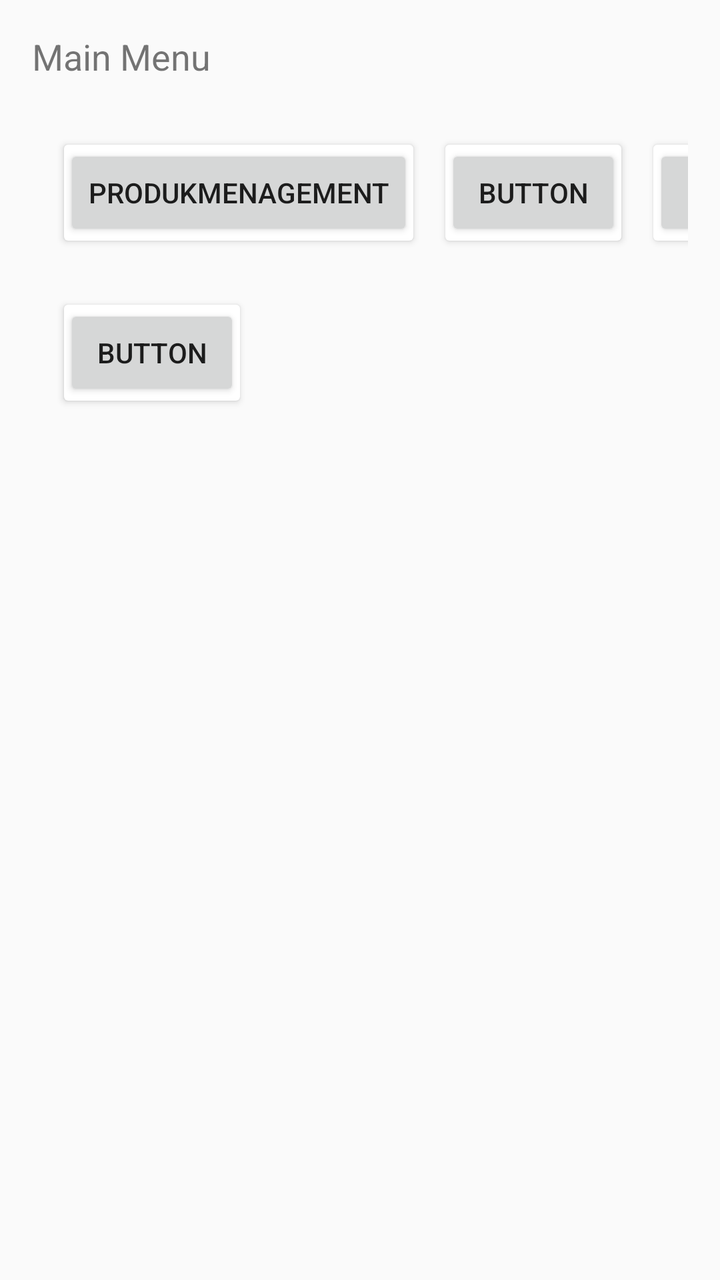
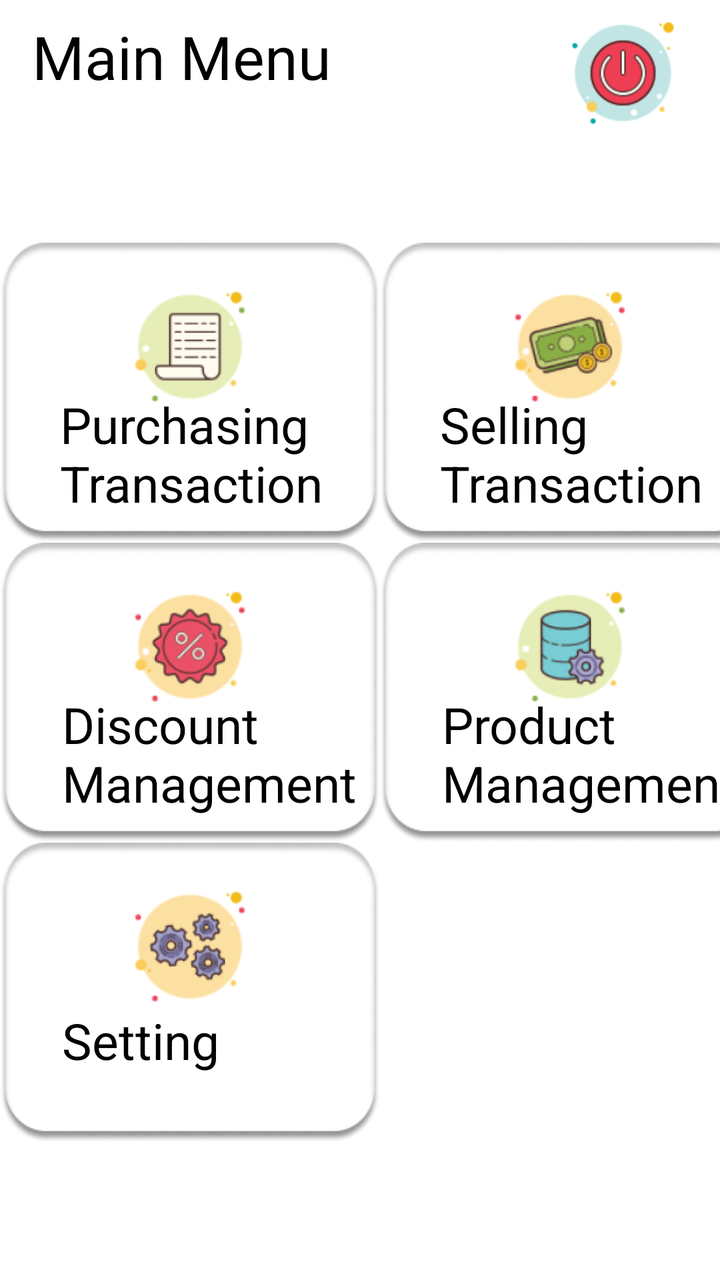

An Android layout rendered at two revisions. The XML below is the earlier revision; the diff shows what the commit changed to produce the second picture.
<!-- AndroidManifest.xml: application theme AppTheme -->
<!-- res/layout/activity_main__menu.xml -->
<?xml version="1.0" encoding="utf-8"?>
<androidx.constraintlayout.widget.ConstraintLayout xmlns:android="http://schemas.android.com/apk/res/android"
    xmlns:app="http://schemas.android.com/apk/res-auto"
    xmlns:tools="http://schemas.android.com/tools"
    android:layout_width="match_parent"
    android:layout_height="match_parent"
    tools:context=".activities.Main_Menu">


    <TextView
        android:id="@+id/textViewMainMenu"
        android:layout_width="wrap_content"
        android:layout_height="wrap_content"
        android:layout_marginStart="16dp"
        android:layout_marginLeft="16dp"
        android:layout_marginTop="16dp"
        android:text="Main Menu"
        android:textSize="18sp"
        app:layout_constraintStart_toStartOf="parent"
        app:layout_constraintTop_toTopOf="parent" />

    <GridLayout
        android:layout_width="0dp"
        android:layout_height="0dp"
        android:layout_marginStart="16dp"
        android:layout_marginLeft="16dp"
        android:layout_marginTop="16dp"
        android:layout_marginEnd="16dp"
        android:layout_marginRight="16dp"
        android:layout_marginBottom="16dp"
        android:columnCount="4"
        android:rowCount="3"
        app:layout_constraintBottom_toBottomOf="parent"
        app:layout_constraintEnd_toEndOf="parent"
        app:layout_constraintStart_toStartOf="parent"
        app:layout_constraintTop_toBottomOf="@+id/textViewMainMenu">

        <androidx.cardview.widget.CardView
            android:layout_width="wrap_content"
            android:layout_height="wrap_content"
            android:layout_marginStart="16dp"
            android:layout_marginLeft="16dp"
            android:layout_marginTop="16dp"
            android:layout_marginBottom="16dp">

            <Button
                android:id="@+id/button8"
                android:layout_width="wrap_content"
                android:layout_height="wrap_content"
                android:text="ProdukMenagement" />
        </androidx.cardview.widget.CardView>

        <androidx.cardview.widget.CardView
            android:layout_width="wrap_content"
            android:layout_height="wrap_content"
            android:layout_marginStart="16dp"
            android:layout_marginLeft="16dp"
            android:layout_marginTop="16dp"
            android:layout_marginBottom="16dp">

            <Button
                android:id="@+id/button5"
                android:layout_width="wrap_content"
                android:layout_height="wrap_content"
                android:text="Button" />
        </androidx.cardview.widget.CardView>

        <androidx.cardview.widget.CardView
            android:layout_width="wrap_content"
            android:layout_height="wrap_content"
            android:layout_marginStart="16dp"
            android:layout_marginLeft="16dp"
            android:layout_marginTop="16dp"
            android:layout_marginBottom="16dp">

            <Button
                android:id="@+id/button6"
                android:layout_width="wrap_content"
                android:layout_height="wrap_content"
                android:text="Button" />
        </androidx.cardview.widget.CardView>

        <androidx.cardview.widget.CardView
            android:layout_width="wrap_content"
            android:layout_height="wrap_content"
            android:layout_marginStart="16dp"
            android:layout_marginLeft="16dp"
            android:layout_marginTop="16dp"
            android:layout_marginBottom="16dp">

            <Button
                android:id="@+id/button7"
                android:layout_width="wrap_content"
                android:layout_height="wrap_content"
                android:text="Button" />
        </androidx.cardview.widget.CardView>


        
        <androidx.cardview.widget.CardView
            android:layout_width="wrap_content"
            android:layout_height="wrap_content"
            android:layout_marginStart="16dp"
            android:layout_marginLeft="16dp"
            android:layout_marginTop="16dp"
            android:layout_marginBottom="16dp">

            <Button
                android:id="@+id/button9"
                android:layout_width="wrap_content"
                android:layout_height="wrap_content"
                android:text="Button" />
        </androidx.cardview.widget.CardView>
        

        


    </GridLayout>
</androidx.constraintlayout.widget.ConstraintLayout>
<!-- resources referenced by this layout -->
<resources>
  <style name="AppTheme" parent="Theme.AppCompat.Light.NoActionBar">
          
          <item name="colorPrimary">#F7AA35</item>
          <item name="colorPrimaryDark">#F7AA35</item>
          <item name="colorAccent">#F7AA35</item>
  
          
          <item name="android:popupMenuStyle">@style/PopupMenu</item>
          
  
      </style>
  <style name="PopupMenu" parent="@android:style/Widget.Holo.ListPopupWindow">
          <item name="android:popupBackground">@drawable/border</item>
          <item name="android:itemPadding">1dp</item>
      </style>
  <!-- drawable border (drawable-v24) -->
  <?xml version="1.0" encoding="utf-8"?>
  <layer-list xmlns:android="http://schemas.android.com/apk/res/android">
      
      
      <item>
          <shape>
              <padding
  
                      android:bottom="2dp"/>
  
              <solid android:color="#C3BABA" />
  
              <corners android:radius="12dp" />
          </shape>
      </item>
  
      
     
  </layer-list>
</resources>

<!-- the commit's change to res/layout/activity_main__menu.xml (unified diff, before → after) -->
@@ -1,120 +1,377 @@
 <?xml version="1.0" encoding="utf-8"?>
+
 <androidx.constraintlayout.widget.ConstraintLayout xmlns:android="http://schemas.android.com/apk/res/android"
     xmlns:app="http://schemas.android.com/apk/res-auto"
     xmlns:tools="http://schemas.android.com/tools"
     android:layout_width="match_parent"
     android:layout_height="match_parent"
+    android:background="#FFFFFF"
+    android:orientation="vertical"
     tools:context=".activities.Main_Menu">
 
 
     <TextView
         android:id="@+id/textViewMainMenu"
+        style="@style/purchasing_"
         android:layout_width="wrap_content"
         android:layout_height="wrap_content"
         android:layout_marginStart="16dp"
-        android:layout_marginLeft="16dp"
-        android:layout_marginTop="16dp"
+        android:layout_marginTop="8dp"
         android:text="Main Menu"
-        android:textSize="18sp"
+        android:textSize="30sp"
         app:layout_constraintStart_toStartOf="parent"
         app:layout_constraintTop_toTopOf="parent" />
 
-    <GridLayout
+    <androidx.constraintlayout.widget.ConstraintLayout
+        android:id="@+id/loadingMainMenu"
         android:layout_width="0dp"
         android:layout_height="0dp"
-        android:layout_marginStart="16dp"
-        android:layout_marginLeft="16dp"
-        android:layout_marginTop="16dp"
+        android:background="#A84A4A4A"
+        android:elevation="5dp"
+        android:visibility="gone"
+        app:layout_constraintBottom_toBottomOf="parent"
+        app:layout_constraintEnd_toEndOf="parent"
+        app:layout_constraintStart_toStartOf="parent"
+        app:layout_constraintTop_toTopOf="parent">
+
+        <ProgressBar
+            android:id="@+id/progressBarMainMenu"
+            style="?android:attr/progressBarStyle"
+            android:layout_width="100dp"
+            android:layout_height="100dp"
+            app:layout_constraintBottom_toBottomOf="parent"
+            app:layout_constraintEnd_toEndOf="parent"
+            app:layout_constraintStart_toStartOf="parent"
+            app:layout_constraintTop_toTopOf="parent" />
+
+        <TextView
+            android:id="@+id/textViewLoadingMainMenu"
+            android:layout_width="wrap_content"
+            android:layout_height="wrap_content"
+            android:layout_marginTop="24dp"
+            android:text="Now Loading..."
+            android:textColor="#E1E1E1"
+            android:textSize="24sp"
+            app:layout_constraintEnd_toEndOf="@+id/progressBarMainMenu"
+            app:layout_constraintStart_toStartOf="@+id/progressBarMainMenu"
+            app:layout_constraintTop_toBottomOf="@+id/progressBarMainMenu" />
+    </androidx.constraintlayout.widget.ConstraintLayout>
+
+    <Button
+        android:id="@+id/buttonLogOut"
+        android:layout_width="65dp"
+        android:layout_height="65dp"
+        android:layout_marginTop="4dp"
         android:layout_marginEnd="16dp"
-        android:layout_marginRight="16dp"
-        android:layout_marginBottom="16dp"
-        android:columnCount="4"
-        android:rowCount="3"
+        android:background="@drawable/shutdown"
+        app:layout_constraintEnd_toEndOf="parent"
+        app:layout_constraintTop_toTopOf="parent" />
+
+    <androidx.constraintlayout.widget.ConstraintLayout
+        android:layout_width="0dp"
+        android:layout_height="0dp"
         app:layout_constraintBottom_toBottomOf="parent"
         app:layout_constraintEnd_toEndOf="parent"
         app:layout_constraintStart_toStartOf="parent"
         app:layout_constraintTop_toBottomOf="@+id/textViewMainMenu">
 
-        <androidx.cardview.widget.CardView
+        <ScrollView
             android:layout_width="wrap_content"
             android:layout_height="wrap_content"
-            android:layout_marginStart="16dp"
-            android:layout_marginLeft="16dp"
-            android:layout_marginTop="16dp"
-            android:layout_marginBottom="16dp">
-
-            <Button
-                android:id="@+id/button8"
-                android:layout_width="wrap_content"
-                android:layout_height="wrap_content"
-                android:text="ProdukMenagement" />
-        </androidx.cardview.widget.CardView>
-
-        <androidx.cardview.widget.CardView
-            android:layout_width="wrap_content"
-            android:layout_height="wrap_content"
-            android:layout_marginStart="16dp"
-            android:layout_marginLeft="16dp"
-            android:layout_marginTop="16dp"
-            android:layout_marginBottom="16dp">
-
-            <Button
-                android:id="@+id/button5"
-                android:layout_width="wrap_content"
-                android:layout_height="wrap_content"
-                android:text="Button" />
-        </androidx.cardview.widget.CardView>
-
-        <androidx.cardview.widget.CardView
-            android:layout_width="wrap_content"
-            android:layout_height="wrap_content"
-            android:layout_marginStart="16dp"
-            android:layout_marginLeft="16dp"
-            android:layout_marginTop="16dp"
-            android:layout_marginBottom="16dp">
-
-            <Button
-                android:id="@+id/button6"
-                android:layout_width="wrap_content"
-                android:layout_height="wrap_content"
-                android:text="Button" />
-        </androidx.cardview.widget.CardView>
-
-        <androidx.cardview.widget.CardView
-            android:layout_width="wrap_content"
-            android:layout_height="wrap_content"
-            android:layout_marginStart="16dp"
-            android:layout_marginLeft="16dp"
-            android:layout_marginTop="16dp"
-            android:layout_marginBottom="16dp">
-
-            <Button
-                android:id="@+id/button7"
-                android:layout_width="wrap_content"
-                android:layout_height="wrap_content"
-                android:text="Button" />
-        </androidx.cardview.widget.CardView>
-
-
-        
-        <androidx.cardview.widget.CardView
-            android:layout_width="wrap_content"
-            android:layout_height="wrap_content"
-            android:layout_marginStart="16dp"
-            android:layout_marginLeft="16dp"
-            android:layout_marginTop="16dp"
-            android:layout_marginBottom="16dp">
-
-            <Button
-                android:id="@+id/button9"
-                android:layout_width="wrap_content"
-                android:layout_height="wrap_content"
-                android:text="Button" />
-        </androidx.cardview.widget.CardView>
-        
-
-        
-
-
-    </GridLayout>
+            android:orientation="vertical"
+            app:layout_constraintBottom_toBottomOf="parent"
+            app:layout_constraintEnd_toEndOf="parent"
+            app:layout_constraintStart_toStartOf="parent"
+            app:layout_constraintTop_toTopOf="parent">
+
+            <GridLayout
+                android:id="@+id/gridLayout7"
+                android:layout_width="match_parent"
+                android:layout_height="480dp"
+                android:layout_marginTop="8dp"
+                android:layout_marginBottom="4dp"
+                android:columnCount="4"
+                android:rowCount="3"
+                app:layout_constraintBottom_toBottomOf="parent"
+                app:layout_constraintEnd_toEndOf="parent"
+                app:layout_constraintStart_toStartOf="parent"
+                app:layout_constraintTop_toBottomOf="@+id/buttonLogOut">
+
+                <androidx.constraintlayout.widget.ConstraintLayout
+                    android:id="@+id/buttonPurchasing"
+                    android:layout_width="190dp"
+                    android:layout_height="150dp"
+                    android:background="@drawable/rectangle">
+
+                    <View
+                        android:id="@+id/purchase_or"
+                        android:layout_width="70dp"
+                        android:layout_height="70dp"
+                        android:layout_marginTop="17dp"
+                        android:background="@drawable/purchaseorder"
+                        app:layout_constraintEnd_toEndOf="parent"
+                        app:layout_constraintStart_toStartOf="parent"
+                        app:layout_constraintTop_toTopOf="parent" />
+
+                    <TextView
+                        android:id="@+id/purchasing_"
+                        android:layout_width="135dp"
+                        android:layout_height="66dp"
+                        android:layout_marginStart="30dp"
+                        android:layout_marginBottom="10dp"
+                        android:gravity="top"
+                        android:text="PurchasingTransaction"
+                        android:textAppearance="@style/purchasing_"
+                        app:layout_constraintBottom_toBottomOf="parent"
+                        app:layout_constraintStart_toStartOf="parent" />
+                </androidx.constraintlayout.widget.ConstraintLayout>
+
+
+                <androidx.constraintlayout.widget.ConstraintLayout
+                    android:id="@+id/buttonTransaksi"
+                    android:layout_width="190dp"
+                    android:layout_height="150dp"
+                    android:layout_row="0"
+                    android:layout_column="1"
+                    android:background="@drawable/rectangle"
+                    app:layout_constraintBottom_toBottomOf="parent"
+                    app:layout_constraintTop_toTopOf="parent">
+
+                    <View
+                        android:id="@+id/us_dollar"
+                        android:layout_width="70dp"
+                        android:layout_height="70dp"
+                        android:layout_marginTop="17dp"
+                        android:background="@drawable/usdollar"
+                        app:layout_constraintEnd_toEndOf="parent"
+                        app:layout_constraintStart_toStartOf="parent"
+                        app:layout_constraintTop_toTopOf="parent" />
+
+                    <TextView
+                        android:id="@+id/selling_tra"
+                        android:layout_width="135dp"
+                        android:layout_height="66dp"
+                        android:layout_marginStart="30dp"
+                        android:layout_marginBottom="10dp"
+                        android:gravity="top"
+                        android:text="Selling  Transaction"
+                        android:textAppearance="@style/purchasing_"
+                        app:layout_constraintBottom_toBottomOf="parent"
+                        app:layout_constraintStart_toStartOf="parent" />
+
+                </androidx.constraintlayout.widget.ConstraintLayout>
+
+                <androidx.constraintlayout.widget.ConstraintLayout
+                    android:id="@+id/buttonMember"
+                    android:layout_width="190dp"
+                    android:layout_height="150dp"
+                    android:background="@drawable/rectangle">
+
+                    <View
+                        android:id="@+id/user_groups"
+                        android:layout_width="70dp"
+                        android:layout_height="70dp"
+                        android:layout_marginTop="17dp"
+                        android:layout_marginEnd="31dp"
+                        android:background="@drawable/usergroups"
+                        app:layout_constraintEnd_toEndOf="parent"
+                        app:layout_constraintTop_toTopOf="parent" />
+
+                    <TextView
+                        android:id="@+id/member"
+                        android:layout_width="97dp"
+                        android:layout_height="33dp"
+                        android:layout_marginStart="30dp"
+                        android:layout_marginBottom="35dp"
+                        android:gravity="top"
+                        android:text="Member"
+                        android:textAppearance="@style/purchasing_"
+                        app:layout_constraintBottom_toBottomOf="parent"
+                        app:layout_constraintStart_toStartOf="parent" />
+                </androidx.constraintlayout.widget.ConstraintLayout>
+
+                <androidx.constraintlayout.widget.ConstraintLayout
+                    android:id="@+id/buttonPaymentMethod"
+                    android:layout_width="190dp"
+                    android:layout_height="150dp"
+                    android:background="@drawable/rectangle">
+
+                    <View
+                        android:id="@+id/mind_map"
+                        android:layout_width="70dp"
+                        android:layout_height="70dp"
+                        android:layout_marginTop="17dp"
+                        android:background="@drawable/mindmap"
+                        app:layout_constraintEnd_toEndOf="parent"
+                        app:layout_constraintStart_toStartOf="parent"
+                        app:layout_constraintTop_toTopOf="parent" />
+
+                    <TextView
+                        android:id="@+id/payment_met"
+                        android:layout_width="102dp"
+                        android:layout_height="66dp"
+                        android:layout_marginStart="31dp"
+                        android:layout_marginBottom="10dp"
+                        android:gravity="top"
+                        android:text="PaymentMethod"
+                        android:textAppearance="@style/purchasing_"
+                        app:layout_constraintBottom_toBottomOf="parent"
+                        app:layout_constraintStart_toStartOf="parent" />
+                </androidx.constraintlayout.widget.ConstraintLayout>
+
+
+                
+                <androidx.constraintlayout.widget.ConstraintLayout
+                    android:id="@+id/buttonDiskonManagement"
+                    android:layout_width="190dp"
+                    android:layout_height="150dp"
+                    android:background="@drawable/rectangle">
+
+                    <View
+                        android:id="@+id/discount"
+                        android:layout_width="70dp"
+                        android:layout_height="70dp"
+                        android:layout_marginTop="17dp"
+                        android:background="@drawable/discount"
+                        app:layout_constraintEnd_toEndOf="parent"
+                        app:layout_constraintStart_toStartOf="parent"
+                        app:layout_constraintTop_toTopOf="parent" />
+
+                    <TextView
+                        android:id="@+id/discount_ma"
+                        android:layout_width="151dp"
+                        android:layout_height="66dp"
+                        android:layout_marginStart="31dp"
+                        android:layout_marginBottom="10dp"
+                        android:gravity="top"
+                        android:text="Discount  Management"
+                        android:textAppearance="@style/purchasing_"
+                        app:layout_constraintBottom_toBottomOf="parent"
+                        app:layout_constraintStart_toStartOf="parent" />
+                </androidx.constraintlayout.widget.ConstraintLayout>
+
+                <androidx.constraintlayout.widget.ConstraintLayout
+                    android:id="@+id/buttonprodukmenajement"
+                    android:layout_width="190dp"
+                    android:layout_height="150dp"
+                    android:background="@drawable/rectangle">
+
+                    <View
+                        android:id="@+id/database_ad"
+                        android:layout_width="70dp"
+                        android:layout_height="70dp"
+                        android:layout_marginTop="17dp"
+                        android:background="@drawable/databaseadministrator"
+                        app:layout_constraintEnd_toEndOf="parent"
+                        app:layout_constraintStart_toStartOf="parent"
+                        app:layout_constraintTop_toTopOf="parent" />
+
+                    <TextView
+                        android:id="@+id/product_man"
+                        android:layout_width="151dp"
+                        android:layout_height="66dp"
+                        android:layout_marginStart="31dp"
+                        android:layout_marginBottom="10dp"
+                        android:gravity="top"
+                        android:text="Product  Management"
+                        android:textAppearance="@style/purchasing_"
+                        app:layout_constraintBottom_toBottomOf="parent"
+                        app:layout_constraintStart_toStartOf="parent" />
+                </androidx.constraintlayout.widget.ConstraintLayout>
+
+                <androidx.constraintlayout.widget.ConstraintLayout
+                    android:layout_width="190dp"
+                    android:layout_height="150dp"
+                    android:background="@drawable/rectangle">
+
+                    <View
+                        android:id="@+id/profit"
+                        android:layout_width="70dp"
+                        android:layout_height="70dp"
+                        android:layout_marginTop="17dp"
+                        android:background="@drawable/profit"
+                        app:layout_constraintEnd_toEndOf="parent"
+                        app:layout_constraintStart_toStartOf="parent"
+                        app:layout_constraintTop_toTopOf="parent" />
+
+                    <TextView
+                        android:id="@+id/accounting"
+                        android:layout_width="132dp"
+                        android:layout_height="33dp"
+                        android:layout_marginStart="31dp"
+                        android:layout_marginBottom="35dp"
+                        android:gravity="top"
+                        android:text="Accounting"
+                        android:textAppearance="@style/purchasing_"
+                        app:layout_constraintBottom_toBottomOf="parent"
+                        app:layout_constraintStart_toStartOf="parent" />
+                </androidx.constraintlayout.widget.ConstraintLayout>
+
+                <androidx.constraintlayout.widget.ConstraintLayout
+                    android:layout_width="190dp"
+                    android:layout_height="150dp"
+                    android:background="@drawable/rectangle">
+
+                    <View
+                        android:id="@+id/gears"
+                        android:layout_width="70dp"
+                        android:layout_height="70dp"
+                        android:layout_marginTop="17dp"
+                        android:background="@drawable/combochart"
+                        app:layout_constraintEnd_toEndOf="parent"
+                        app:layout_constraintStart_toStartOf="parent"
+                        app:layout_constraintTop_toTopOf="parent" />
+
+                    <TextView
+                        android:id="@+id/report"
+                        android:layout_width="78dp"
+                        android:layout_height="33dp"
+                        android:layout_marginBottom="35dp"
+                        android:gravity="top"
+                        android:text="Report"
+                        android:textAppearance="@style/purchasing_"
+                        app:layout_constraintBottom_toBottomOf="parent"
+                        app:layout_constraintEnd_toEndOf="@+id/gears"
+                        app:layout_constraintStart_toStartOf="@+id/gears" />
+                </androidx.constraintlayout.widget.ConstraintLayout>
+
+                <androidx.constraintlayout.widget.ConstraintLayout
+                    android:id="@+id/buttonSettings"
+                    android:layout_width="190dp"
+                    android:layout_height="150dp"
+                    android:background="@drawable/rectangle">
+
+                    <View
+                        android:layout_width="70dp"
+                        android:layout_height="70dp"
+                        android:layout_marginTop="17dp"
+                        android:background="@drawable/gears"
+                        app:layout_constraintEnd_toEndOf="parent"
+                        app:layout_constraintStart_toStartOf="parent"
+                        app:layout_constraintTop_toTopOf="parent" />
+
+                    <TextView
+                        android:id="@+id/setting"
+                        android:layout_width="82dp"
+                        android:layout_height="33dp"
+                        android:layout_marginStart="31dp"
+                        android:layout_marginBottom="35dp"
+                        android:gravity="top"
+                        android:text="Setting"
+                        android:textAppearance="@style/purchasing_"
+                        app:layout_constraintBottom_toBottomOf="parent"
+                        app:layout_constraintStart_toStartOf="parent" />
+
+                </androidx.constraintlayout.widget.ConstraintLayout>
+
+
+                
+
+                
+
+
+            </GridLayout>
+        </ScrollView>
+    </androidx.constraintlayout.widget.ConstraintLayout>
+
 </androidx.constraintlayout.widget.ConstraintLayout>
<!-- resource entries referenced after the edit -->
@@ -1,5 +1,20 @@
 <!-- resources referenced by this layout -->
 <resources>
+  <!-- drawable combochart: png bitmap (drawable, 3469 bytes) -->
+  <!-- drawable databaseadministrator: png bitmap (drawable, 9273 bytes) -->
+  <!-- drawable discount: png bitmap (drawable, 10728 bytes) -->
+  <!-- drawable gears: png bitmap (drawable, 11091 bytes) -->
+  <!-- drawable mindmap: png bitmap (drawable, 9139 bytes) -->
+  <!-- drawable profit: png bitmap (drawable, 8570 bytes) -->
+  <!-- drawable purchaseorder: png bitmap (drawable, 5950 bytes) -->
+  <!-- drawable rectangle: png bitmap (drawable, 9411 bytes) -->
+  <!-- drawable shutdown: png bitmap (drawable, 5361 bytes) -->
+  <!-- drawable usdollar: png bitmap (drawable, 10619 bytes) -->
+  <!-- drawable usergroups: png bitmap (drawable, 9997 bytes) -->
+  <style name="purchasing_">
+          <item name="android:textSize">25sp</item>
+          <item name="android:textColor">#000000</item>
+      </style>
   <style name="AppTheme" parent="Theme.AppCompat.Light.NoActionBar">
           
           <item name="colorPrimary">#F7AA35</item>
@@ -12,28 +27,68 @@
   
       </style>
   <style name="PopupMenu" parent="@android:style/Widget.Holo.ListPopupWindow">
-          <item name="android:popupBackground">@drawable/border</item>
+          <item name="android:popupBackground">@drawable/border4</item>
           <item name="android:itemPadding">1dp</item>
       </style>
-  <!-- drawable border (drawable-v24) -->
+  <!-- drawable border4 (drawable) -->
   <?xml version="1.0" encoding="utf-8"?>
+  
   <layer-list xmlns:android="http://schemas.android.com/apk/res/android">
-      
-      
+      <item>
+          <shape>
+              <padding
+                  android:bottom="2dp"/>
+  
+              <solid android:color="#C3BABA" />
+  
+              <corners android:radius="8dp" />
+          </shape>
+      </item>
+       <item>
+          <shape>
+              <padding
+                      android:bottom="2dp"
+                      android:left="2dp"
+                      android:right="2dp"
+                      android:top="2dp" />
+  
+              <solid android:color="#F7AA35" />
+  
+              <corners android:radius="8dp" />
+          </shape>
+      </item>
+      <item>
+          <shape>
+              <padding
+                  android:bottom="2dp"
+                  android:left="2dp"
+                  android:right="2dp"
+                  android:top="2dp" />
+  
+              <solid android:color="#F7AA35" />
+  
+              <corners android:radius="8dp" />
+          </shape>
+      </item>
       <item>
           <shape>
               <padding
   
-                      android:bottom="2dp"/>
+                  android:bottom="2dp"/>
   
               <solid android:color="#C3BABA" />
   
-              <corners android:radius="12dp" />
+              <corners android:radius="8dp" />
+          </shape>
+      </item>
+      <item>
+          <shape>
+              <solid android:color="@android:color/white" />
+  
+              <corners android:radius="8dp" />
           </shape>
       </item>
   
-      
-     
   </layer-list>
 </resources>
 
